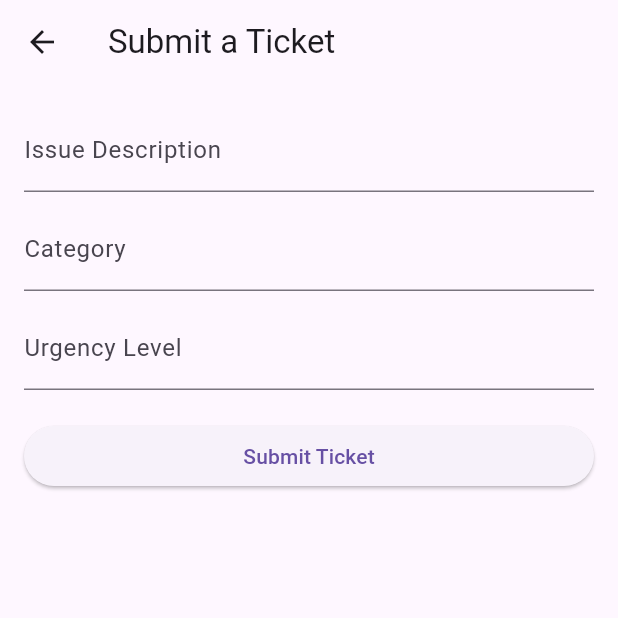
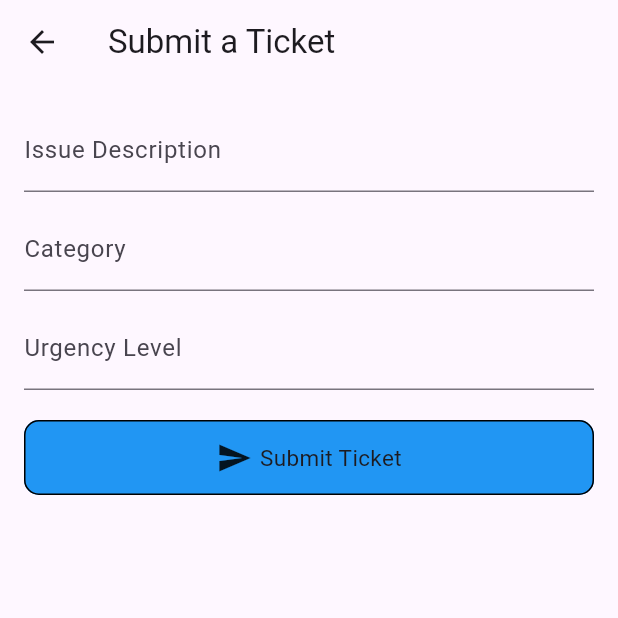
Before and after one commit to Arnoldmosha60/Online-Help-Desk, a Flutter app: the TicketSubmissionScreen screen opened directly, after a tap on "Submit Ticket", on a phone screen of 412 x 824 dp, the top half of it. Run offline on Flutter 3.47's test engine with Material 3 defaults, Android fonts, the phone set to English and light mode, and no system bars; our stand-ins replace google_nav_bar.

Commit message:
second commit

```diff
--- a/lib/ticket_submission_screen.dart
+++ b/lib/ticket_submission_screen.dart
@@ -58,16 +58,35 @@ class _TicketSubmissionScreenState extends State<TicketSubmissionScreen> {
                 },
               ),
               const SizedBox(height: 20),
-              ElevatedButton(
+              RawMaterialButton(
                 onPressed: () {
-                  // Add logic to submit the ticket
-                  if (Form.of(context).validate()) {
-                    // Perform ticket submission logic
-                    // You can make API calls, update databases, etc.
-                    // After successful submission, you can navigate to another screen
-                  }
+
                 },
-                child: const Text('Submit Ticket'),
+                elevation: 0.0,
+                constraints: const BoxConstraints.tightFor(
+                  width: 110.0,
+                  height: 50.0,
+                ),
+                shape: RoundedRectangleBorder(
+                  borderRadius: BorderRadius.circular(10.0),
+                  side: const BorderSide(
+                    width: 1,
+                  ),
+                ),
+                fillColor: Colors.blue,
+                child: const Row(
+                  mainAxisAlignment: MainAxisAlignment.center,
+                  children: [
+                    Icon(Icons.send),
+                    SizedBox(width: 5.0,),
+                    Text(
+                      'Submit Ticket',
+                      style: TextStyle(
+                        fontSize: 15.0,
+                      ),
+                    ),
+                  ],
+                ),
               ),
             ],
           ),
```
